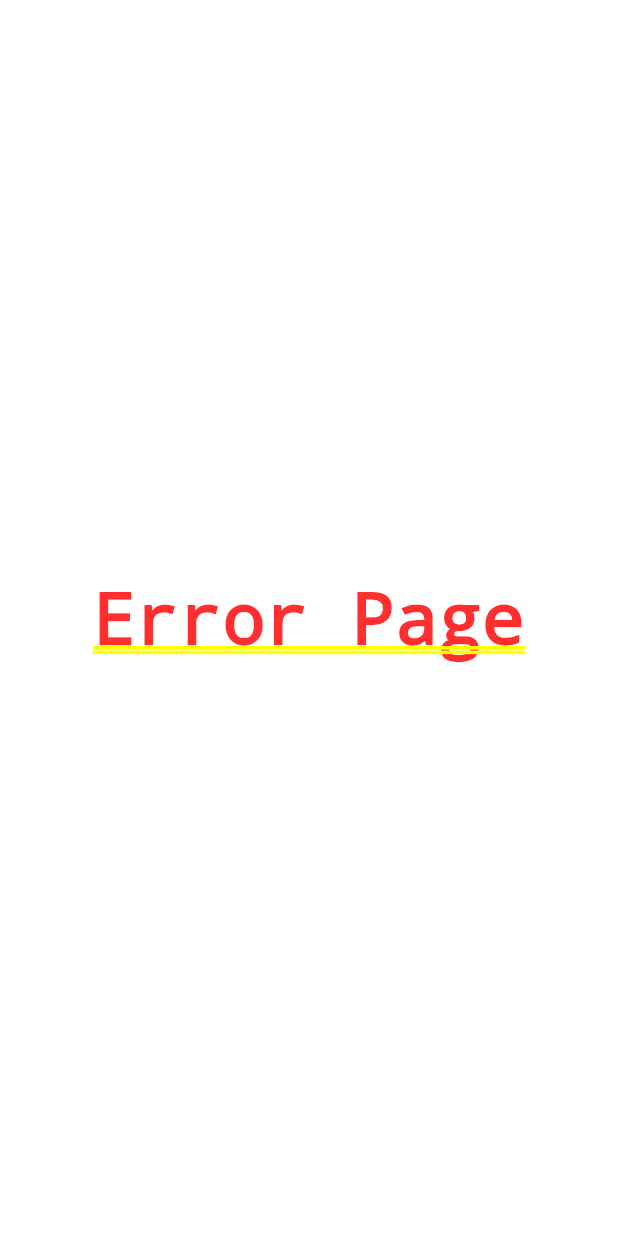
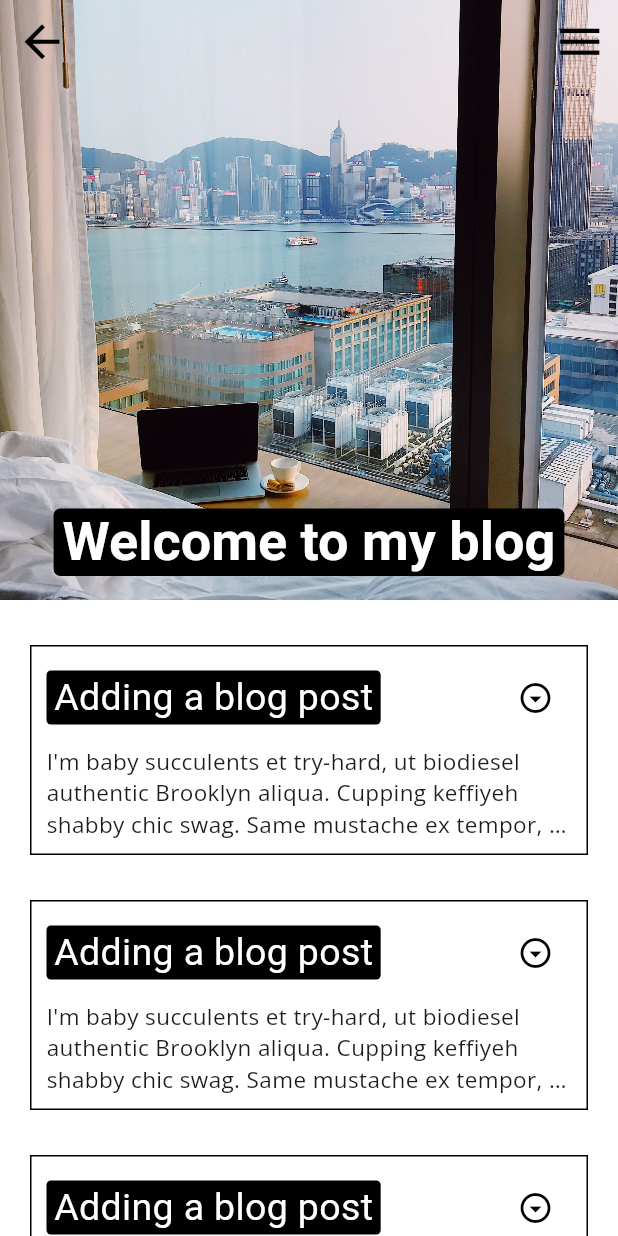
Before and after one commit to catkim/CKApp_Flutter, a Flutter app: the screen it shows after launch, after a tap on the "menu" icon, after a tap on "Blog", on a phone screen of 412 x 824 dp. Run offline on Flutter 3.47's test engine with Material 3 defaults, Android fonts, the light colour scheme and no system bars; our stand-ins replace flutter_svg, google_fonts, url_strategy; Roboto replaces fonts that are missing (Abel).

Commit message:
updating blog pages for web and mobile

```diff
--- a/lib/components.dart
+++ b/lib/components.dart
@@ -397,10 +397,6 @@ class TextForm extends StatelessWidget {
   }
 }
 
-
-
-
-
 class ContactFormWeb extends StatefulWidget {
   const ContactFormWeb({Key? key}) : super(key: key);
 
@@ -574,7 +570,6 @@ class _ContactFormMobileState extends State<ContactFormMobile> {
   }
 }
 
-
 tealContainer(String text) {
   return Container(
     decoration: BoxDecoration(
@@ -591,3 +586,20 @@ tealContainer(String text) {
     ),
   );
 }
+
+class AbelCustom extends StatelessWidget {
+  final text;
+  final size;
+  final color;
+  final fontWeight;
+  const AbelCustom({@required this.text, @required this.size, this.color, this.fontWeight, super.key});
+
+  @override
+  Widget build(BuildContext context) {
+    return Text(text, style: GoogleFonts.abel(
+      fontSize: size,
+      color: color ==null? Colors.black: color,
+      fontWeight: fontWeight ==null? FontWeight.normal:fontWeight,
+    ));
+  }
+}
--- /dev/null
+++ b/lib/mobile/blog_mobile.dart
@@ -0,0 +1,124 @@
+
+
+import 'package:flutter/material.dart';
+import 'package:google_fonts/google_fonts.dart';
+
+import '../components.dart';
+
+class BlogMobile extends StatefulWidget {
+  const BlogMobile({super.key});
+
+  @override
+  State<BlogMobile> createState() => _BlogMobileState();
+}
+
+class _BlogMobileState extends State<BlogMobile> {
+  @override
+  Widget build(BuildContext context) {
+    return  SafeArea(
+      child:Scaffold(
+        extendBodyBehindAppBar: true,
+        endDrawer: DrawersWeb(),
+        backgroundColor: Colors.white,
+        body: NestedScrollView(headerSliverBuilder: (BuildContext context, bool innerBoxIsScrolled) {
+          return <Widget>[
+            SliverAppBar(
+              backgroundColor: Colors.white,
+              iconTheme: IconThemeData(
+                size: 35.0,
+                color: Colors.black
+              ),
+              flexibleSpace: FlexibleSpaceBar(
+                centerTitle: true,
+                title: Container(
+                  decoration: BoxDecoration(
+                    color: Colors.black,
+                    borderRadius: BorderRadius.circular(3.0),
+                  ),
+                  padding: EdgeInsets.symmetric(horizontal: 4.0),
+                  child: AbelCustom(
+                    text: "Welcome to my blog",
+                    size: 24.0,
+                    color: Colors.white,
+                    fontWeight: FontWeight.bold,
+                  ),
+                ),
+                background: Image.asset("assets/blog.jpg", filterQuality: FilterQuality.high, fit: BoxFit.cover)
+              ),
+              expandedHeight: 400.0,
+            ),
+          ];
+        }, body: ListView(
+          children: [
+            BlogPost(),
+            BlogPost(),
+            BlogPost(),
+            BlogPost(),
+          ],
+        ),),
+      ),
+    );
+  }
+}
+class BlogPost extends StatefulWidget {
+  const BlogPost({super.key});
+
+  @override
+  State<BlogPost> createState() => _BlogPostState();
+}
+
+class _BlogPostState extends State<BlogPost> {
+  bool expand=false;
+  @override
+  Widget build(BuildContext context) {
+    return Padding(
+      padding: const EdgeInsets.only(left:20.0, right:20.0, top:30.0),
+      child: Container(
+        padding: EdgeInsets.all(10.0),
+        decoration: BoxDecoration(
+          border: Border.all(
+            style:BorderStyle.solid,
+            width:1.0,
+            color: Colors.black,
+          ),
+        ),
+        child: Column(
+          crossAxisAlignment: CrossAxisAlignment.start,
+          children: [
+            Row(
+              mainAxisAlignment: MainAxisAlignment.spaceBetween,
+              children: [
+                Container(
+                  padding: EdgeInsets.symmetric(horizontal: 5.0),
+                  decoration: BoxDecoration(
+                    color: Colors.black,
+                    borderRadius:  BorderRadius.circular(3.0),
+                  ),
+                  child: AbelCustom(
+                    text: "Adding a blog post",
+                    size: 25.0,
+                    color: Colors.white,
+                  ),
+                ),
+                IconButton(onPressed: (){
+                  setState((){
+                    expand =!expand;
+                  });
+                },
+                  icon: Icon(Icons.arrow_drop_down_circle_outlined),
+                color: Colors.black,
+                ),
+              ],
+            ),
+            SizedBox(height:7.0),
+            Text("I'm baby succulents et try-hard, ut biodiesel authentic Brooklyn aliqua. Cupping keffiyeh shabby chic swag. Same mustache ex tempor, skateboard marxism slow-carb banh mi swag eu twee. Austin forage id ethical sunt banh mi sriracha letterpress single-origin coffee taxidermy kogi chicharrones. Ex ascot actually four loko, marfa cronut ullamco XOXO.",
+            style: GoogleFonts.openSans(fontSize: 15.0),
+            maxLines: expand ==true?null:3,
+              overflow: expand == true? TextOverflow.visible:TextOverflow.ellipsis,
+            ),
+          ],
+        ),
+      ),
+    );
+  }
+}
--- a/lib/routes.dart
+++ b/lib/routes.dart
@@ -1,6 +1,8 @@
 import 'package:catkim_app/web/about_web.dart';
+import 'package:catkim_app/web/blog_web.dart';
 import 'package:flutter/material.dart';
 import 'mobile/about_mobile.dart';
+import 'mobile/blog_mobile.dart';
 import 'mobile/landing-page_mobile.dart';
 import 'web/landing-page_web.dart';
 import 'mobile/contact_mobile.dart';
@@ -51,6 +53,20 @@ class RouteGenerator{
     },
     ),
     );
+      case '/blog':
+        return MaterialPageRoute(
+          settings: settings,
+          builder: (_) =>
+              LayoutBuilder(
+                builder: (context, constraints) {
+                  if (constraints.maxWidth > 800) {
+                    return BlogWeb();
+                  } else {
+                    return BlogMobile();
+                  }
+                },
+              ),
+        );
       default:
         return MaterialPageRoute(
           builder: (_) {
--- /dev/null
+++ b/lib/web/blog_web.dart
@@ -0,0 +1,17 @@
+
+
+import 'package:flutter/material.dart';
+
+class BlogWeb extends StatefulWidget {
+  const BlogWeb({super.key});
+
+  @override
+  State<BlogWeb> createState() => _BlogWebState();
+}
+
+class _BlogWebState extends State<BlogWeb> {
+  @override
+  Widget build(BuildContext context) {
+    return const Placeholder();
+  }
+}
```
